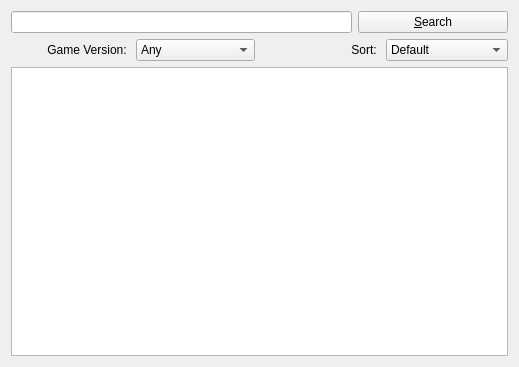
Old version of the form modmanager/curseforgemodbrowser.ui in the repository kaniol-lck/modmanager.
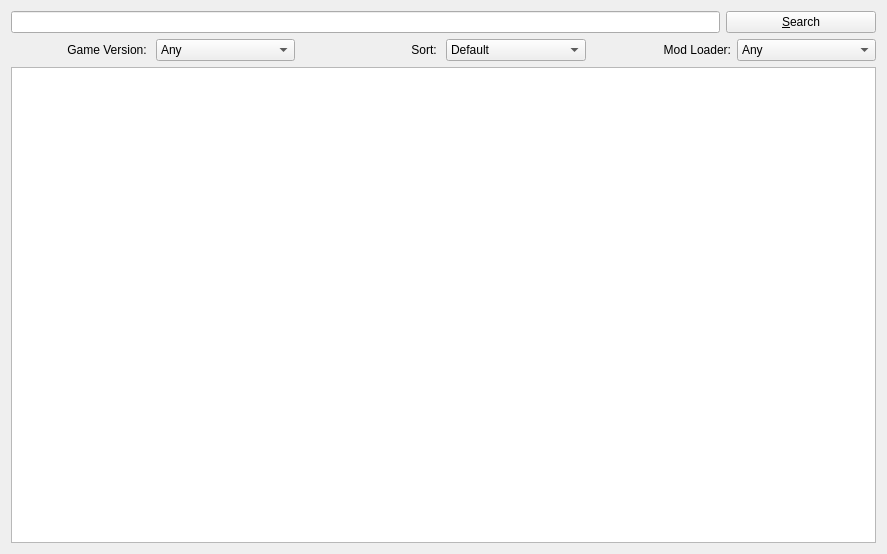
New version of the form.

Commit message: mod loader filter and some small changes.

What changed in the file:
```diff
--- a/modmanager/curseforgemodbrowser.ui
+++ b/modmanager/curseforgemodbrowser.ui
@@ -6,8 +6,8 @@
    <rect>
     <x>0</x>
     <y>0</y>
-    <width>519</width>
-    <height>367</height>
+    <width>887</width>
+    <height>554</height>
    </rect>
   </property>
   <property name="windowTitle">
@@ -117,6 +117,40 @@
        </item>
       </widget>
      </item>
+     <item>
+      <widget class="QLabel" name="label_3">
+       <property name="text">
+        <string>Mod Loader:</string>
+       </property>
+       <property name="alignment">
+        <set>Qt::AlignRight|Qt::AlignTrailing|Qt::AlignVCenter</set>
+       </property>
+      </widget>
+     </item>
+     <item>
+      <widget class="QComboBox" name="loaderSelect">
+       <item>
+        <property name="text">
+         <string>Any</string>
+        </property>
+       </item>
+       <item>
+        <property name="text">
+         <string>Fabric</string>
+        </property>
+       </item>
+       <item>
+        <property name="text">
+         <string>Forge</string>
+        </property>
+       </item>
+       <item>
+        <property name="text">
+         <string>Rift</string>
+        </property>
+       </item>
+      </widget>
+     </item>
     </layout>
    </item>
    <item row="2" column="0">
```
The commit also changes 13 other files.
